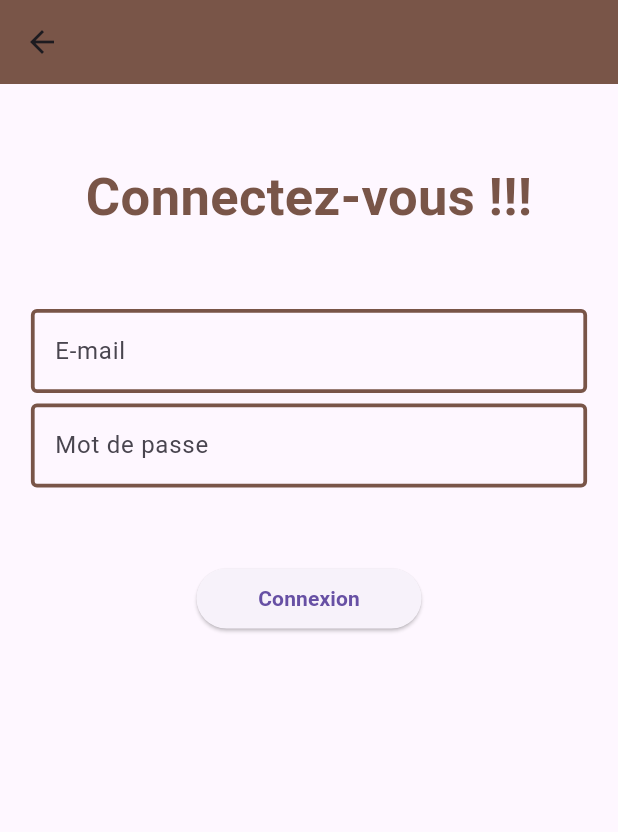
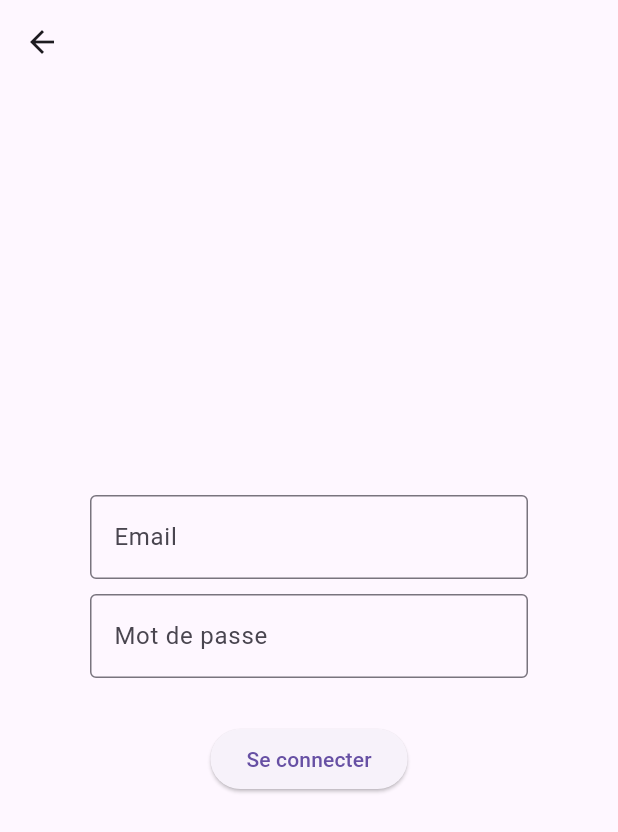
Before and after one commit to Aimylys/playgames, a Flutter app: the ConnectPage screen opened by its route, on a phone screen of 412 x 824 dp. Shown: the top 832 px of the screen. Run offline on Flutter 3.47's test engine with Material 3 defaults, Android fonts, the phone set to English and light mode, and no system bars; our stand-ins replace connectivity_plus, flip_card, shared_preferences; accounts and stored records are empty.

Commit message:
putain enfin

```diff
--- a/lib/Vue/connexion.dart
+++ b/lib/Vue/connexion.dart
@@ -1,9 +1,12 @@
+import 'package:flutter/material.dart';
+
+import 'package:http/http.dart' as http;
+import 'dart:convert' as convert;
 import 'package:flutter/material.dart';
 import 'package:connectivity_plus/connectivity_plus.dart';
 import '../Vue/menujeux.dart';
 import 'dart:io';
 import '../Api/apiconnect.dart';
-import '../Api/apinscrire.dart';
 
 class ConnectPage extends StatefulWidget {
   const ConnectPage({Key? key, required this.title}) : super(key: key);
@@ -15,204 +18,143 @@ class ConnectPage extends StatefulWidget {
 }
 
 class _ConnectPageState extends State<ConnectPage> {
-  TextEditingController email = TextEditingController();
-  TextEditingController password = TextEditingController();
-  final formKey = GlobalKey<FormState>();
-  final id = "";
+  final _formKey = GlobalKey<FormState>();
+  String email = "";
+  String mdp = "";
+  String txtButton = "Se connecter";
+  bool _isLoading = false;
+
+  Map<String, dynamic> dataMap = {};
+  bool recupDataBool = false;
+
+  Future<http.Response> recupConnect(String login, String mdp) {
+    return http.post(
+      Uri.parse(
+          'http://s3-4677.nuage-peda.fr/api_playgames/public/api/authentication_token'),
+      headers: <String, String>{
+        'Content-Type': 'application/json; charset=UTF-8',
+      },
+      body:
+          convert.jsonEncode(<String, String>{'email': login, 'password': mdp}),
+    );
+  }
+
+  Future<void> recupDataJson() async {
+    var reponse = await recupConnect(email, mdp);
+    if (reponse.statusCode == 200) {
+      dataMap = convert.jsonDecode(reponse.body);
+      recupDataBool = true;
+    } else {
+      print("erreur " + reponse.statusCode.toString());
+    }
+  }
+
+  // methode qui permet la connection si les champs du formulaire sont valides
+  startLoading() async {
+    setState(() {
+      _isLoading = true;
+    });
+    if (_formKey.currentState!.validate()) {
+      await recupDataJson();
+      // si les données ont été récupéré
+      if (recupDataBool) {
+        // on navige vers accueil en détruisant le context actuel
+        Navigator.popAndPushNamed(context, '/menujeux', arguments: dataMap);
+      } else {
+        // sinon on affiche l'erreur et remet le booléen _isLoading à faux
+        ScaffoldMessenger.of(context).showSnackBar(
+          const SnackBar(
+            content: Text("Erreur dans la connection à la BDD"),
+          ),
+        );
+        setState(() {
+          _isLoading = false;
+        });
+      }
+    } else {
+      // affiche une erreur concernant la saisie des informations
+      // et remet le booléen _isLoading à faux
+      ScaffoldMessenger.of(context).showSnackBar(
+        const SnackBar(
+          content: Text("Erreur dans le login/mdp"),
+        ),
+      );
+      setState(() {
+        _isLoading = false;
+      });
+    }
+  }
 
   @override
   Widget build(BuildContext context) {
-    return WillPopScope(
-      onWillPop: () {
-        ScaffoldMessenger.of(context).removeCurrentMaterialBanner();
-        Navigator.pop(context, false);
-        return Future.value(false);
-      },
-      child: Scaffold(
+    return Scaffold(
       appBar: AppBar(
-          title: Text(widget.title),
-          backgroundColor: Colors.brown,
+        title: Text(
+          widget.title,
+          style: const TextStyle(fontSize: 30, fontWeight: FontWeight.bold),
+        ),
         centerTitle: true,
       ),
       body: Center(
         child: Form(
-            key: formKey,
+          key: _formKey,
           child: Column(
-              mainAxisAlignment: MainAxisAlignment.start,
-              children: [
-                const Padding(padding: EdgeInsets.only(top: 50)),
-                const Text(
-                  'Connectez-vous !!!',
-                  style: TextStyle(
-                    color: Colors.brown,
-                    fontWeight: FontWeight.bold,
-                    fontSize: 35,
-                  ),
-                ),
-                const Padding(padding: EdgeInsets.only(top: 50)),
-                SizedBox(
-                  width: MediaQuery.of(context).size.width * 0.90,
+            mainAxisAlignment: MainAxisAlignment.center,
+            children: <Widget>[
+              // login
+              Padding(
+                padding: const EdgeInsets.symmetric(horizontal: 60.0),
                 child: TextFormField(
-                    controller: email,
                   decoration: const InputDecoration(
-                      focusedBorder: OutlineInputBorder(
-                        borderSide: BorderSide(color: Colors.blueAccent, width: 2.5),
-                      ),
-                      enabledBorder: OutlineInputBorder(
-                        borderSide: BorderSide(color: Colors.brown, width: 2.5),
-                      ),
-                      hintText: 'E-mail',
-                      labelStyle: TextStyle(fontSize: 18),
-                    ),
-                    onChanged: (value) {
-                      setState(() {});
-                    },
+                      border: OutlineInputBorder(),
+                      labelText: "Email",
+                      hintText: "Saisir votre email"),
                   validator: (value) {
                     if (value == null || value.isEmpty) {
-                        return 'Le champ d\'e-mail ne peut pas être vide';
-                      }/* else if (EmailVerifier(value) == false) {
-                        return 'Aucun compte n\'existe à cette adresse e-mail';
-                      }*/
-                      return null; // Return null when there's no error.
+                      return "Erreur de saisie";
+                    } else {
+                      email = value;
+                    }
                   },
                 ),
               ),
-                const Padding(padding: EdgeInsets.only(top: 3.5, bottom: 3.5)),
-                SizedBox(
-                    width: MediaQuery.of(context).size.width * 0.90,
+              const Padding(
+                padding: EdgeInsets.symmetric(vertical: 5.0),
+              ),
+              // password
+              Padding(
+                padding: const EdgeInsets.symmetric(horizontal: 60.0),
                 child: TextFormField(
-                      controller: password,
+                  obscureText: true,
                   decoration: const InputDecoration(
-                        focusedBorder: OutlineInputBorder(
-                          borderSide:
-                              BorderSide(color: Colors.blueAccent, width: 2.5),
-                        ),
-                        enabledBorder: OutlineInputBorder(
-                          borderSide:
-                              BorderSide(color: Colors.brown, width: 2.5),
-                        ),
-                        hintText: 'Mot de passe',
-                        labelStyle: TextStyle(fontSize: 15),
-                      ),
-                      obscureText: true,
-                      onChanged: (value) {
-                        setState(() {});
-                      },
+                      border: OutlineInputBorder(),
+                      labelText: "Mot de passe",
+                      hintText: "Saisir votre mot de passe"),
                   validator: (value) {
                     if (value == null || value.isEmpty) {
-                          return 'Le champ du mot de passe ne peut pas être vide';
-                        }/* else if (EmailVerifier(value) == false) {
-                          return 'mot de passe incorrect';
-                        }*/
-                        return null; // Return null when there's no error.
-                      },
-                    )),
-                SizedBox(
-                    width: MediaQuery.of(context).size.width * 0.90,
-                    child: Padding(
-                        padding: const EdgeInsets.only(top: 50),
-                        child: Row(
-                            mainAxisAlignment: MainAxisAlignment.center,
-                            children: [
-                              ElevatedButton(
-                                style: ElevatedButton.styleFrom(
-                                    fixedSize: const Size(150, 40)),
-                                onPressed: () {
-                                  if (formKey.currentState!.validate()) {
-                                    // After all validations pass, perform login processing here.
-                                    connexion(email.text,
-                                        password.text);
+                      return "Erreur de saisie";
+                    } else {
+                      mdp = value;
                     }
                   },
-                                child: const Text(
-                                  "Connexion",
-                                  style: TextStyle(
-                                      fontSize: 14,
-                                      fontWeight: FontWeight.bold),
                 ),
               ),
-                            ]))),
+              const SizedBox(height: 10),
+
+              Padding(
+                padding: const EdgeInsets.symmetric(vertical: 20.0),
+                child: ElevatedButton(
+                  // selon la valeur de _isLoading, le bouton s'adapte
+                  onPressed: _isLoading ? null : startLoading,
+                  child: _isLoading
+                      ? const CircularProgressIndicator()
+                      : Text(txtButton),
+                ),
+              ),
             ],
-            ),
           ),
         ),
       ),
     );
   }
-
-  connexion(String email, String password) async {
-    //Vérification de la connexion internet
-      var internetConnect = await (Connectivity().checkConnectivity());
-      if (internetConnect == ConnectivityResult.none) {
-        // L'utilisateur n'a pas de connexion Internet
-        ScaffoldMessenger.of(context).showSnackBar(
-          const SnackBar(
-            content: Text(
-              'Aucune connexion Internet. Veuillez vérifier votre connexion.',
-              style: TextStyle(
-                  color: Colors.red, fontWeight: FontWeight.bold, fontSize: 20),
-            ),
-            duration: Duration(seconds: 2), // Définir la durée de la SnackBar
-          ),
-        );
-      } else {
-      // Le user a une connexion internet, lancer les Api
-      var result = await ApiConnect().connection(email, password);
-      if (result['status'] == 'success') {
-        // Connexion réussie
-        Navigator.pushReplacement(
-          context,
-          MaterialPageRoute(
-            builder: (context) => MenuJeux(title: ""),
-          ),
-        );
-      } else {
-        //Erreurs éventuelles coté serveur en fonction du code récupéré(apiconnect.dart)
-        int erreur = result['code'];
-        if (erreur == 401) {
-          // Identifiants invalides
-          ScaffoldMessenger.of(context).showSnackBar(
-            const SnackBar(
-              content: Text(
-                'Identifiants invalides',
-                style: TextStyle(
-                    color: Colors.red,
-                    fontWeight: FontWeight.bold,
-                    fontSize: 20),
-              ),
-              duration: Duration(seconds: 2),
-            ),
-          );
-        } else if (erreur == 503) {
-          // Serveurs éteins )
-          ScaffoldMessenger.of(context).showSnackBar(
-            const SnackBar(
-              content: Text(
-                'Serveur momentanément indisponibles',
-                style: TextStyle(
-                    color: Colors.red,
-                    fontWeight: FontWeight.bold,
-                    fontSize: 20),
-              ),
-              duration: Duration(seconds: 2),
-            ),
-          );
-        } else {
-          // Gérer d'autres erreurs
-          ScaffoldMessenger.of(context).showSnackBar(
-            const SnackBar(
-              content: Text(
-                'Erreur inconnue',
-                style: TextStyle(
-                    color: Colors.red,
-                    fontWeight: FontWeight.bold,
-                    fontSize: 20),
-              ),
-              duration: Duration(seconds: 2),
-            ),
-          );
 }
-      }
-    }
-  }
-}
--- a/pubspec.yaml
+++ b/pubspec.yaml
@@ -41,6 +41,7 @@ dependencies:
   flutter_gif: ^0.0.4
   connectivity_plus: ^6.0.1
   flip_card: ^0.7.0
+  mockito: ^5.0.7
 
 
 dev_dependencies:
```
Also changed, not shown: lib/Api/apiconnect.dart (+7 -4 lines), pubspec.lock, 1 other file. Lines whose indentation alone changed are shown as unchanged.
